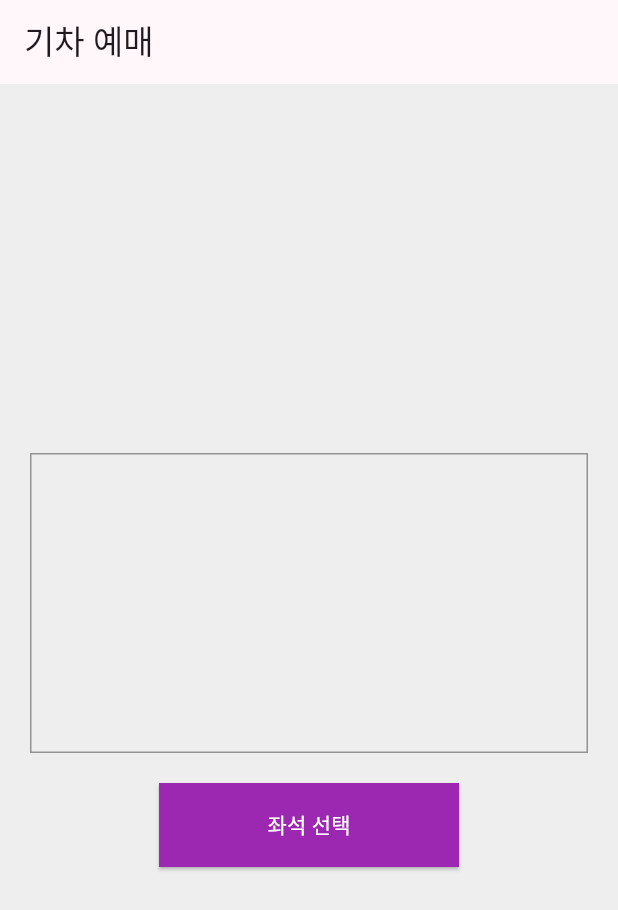
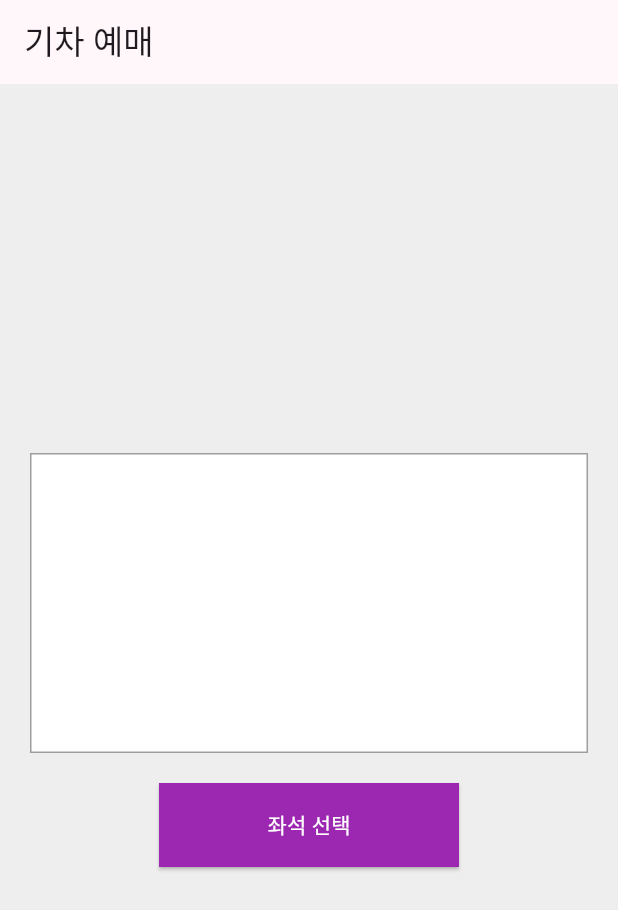
Before and after one commit to idikim/flutter_train_app, a Flutter app: the screen it shows after launch, on a phone screen of 412 x 824 dp. Shown: the top 910 px of the screen. Run offline on Flutter 3.47's test engine with Material 3 defaults, Android fonts, the phone set to English and light mode, and no system bars.

Commit message:
파일 정리

```diff
--- a/lib/main.dart
+++ b/lib/main.dart
@@ -1,5 +1,5 @@
 import 'package:flutter/material.dart';
-import 'package:flutter_train_app/pages/home/home_page.dart';
+import 'package:flutter_train_app/pages/home_page.dart';
 import 'package:flutter_train_app/theme.dart';
 
 void main() {
@@ -13,7 +13,7 @@ class MyApp extends StatelessWidget {
   @override
   Widget build(BuildContext context) {
     return MaterialApp(
-      themeMode: ThemeMode.light,
+      themeMode: ThemeMode.system,
       theme: lightTheme,
       darkTheme: darkTheme,
       home: HomePage(),
--- a/lib/pages/home/home_page.dart
+++ b/lib/pages/home_page.dart
@@ -1,5 +1,4 @@
 import 'package:flutter/material.dart';
-import 'package:flutter_train_app/pages/home/widgets/location_box.dart';
 
 class HomePage extends StatelessWidget {
   @override
@@ -17,6 +16,7 @@ class HomePage extends StatelessWidget {
             Container(
               height: 200,
               decoration: BoxDecoration(
+                color: Colors.white,
                 border: Border.all(
                   color: Theme.of(context).dividerColor,
                 ),
--- a/lib/theme.dart
+++ b/lib/theme.dart
@@ -5,9 +5,10 @@ final lightTheme = ThemeData(
   colorScheme: ColorScheme.fromSeed(
     seedColor: Colors.purple,
     brightness: Brightness.light,
+    primaryContainer: Colors.white,
   ),
   scaffoldBackgroundColor: Colors.grey[200],
-  highlightColor: Colors.purple,
+  highlightColor: Colors.white,
   dividerColor: Colors.black38, // black opacity 38%
   sliderTheme: SliderThemeData(
     activeTrackColor: Colors.black38,
```
Also changed, not shown: lib/pages/home/widgets/location_box.dart (deleted, +0 -17 lines), lib/pages/seat_page.dart (renamed from lib/pages/seat/seat_page.dart), lib/pages/station_list_page.dart (renamed from lib/pages/stationlist/station_list_page.dart).
